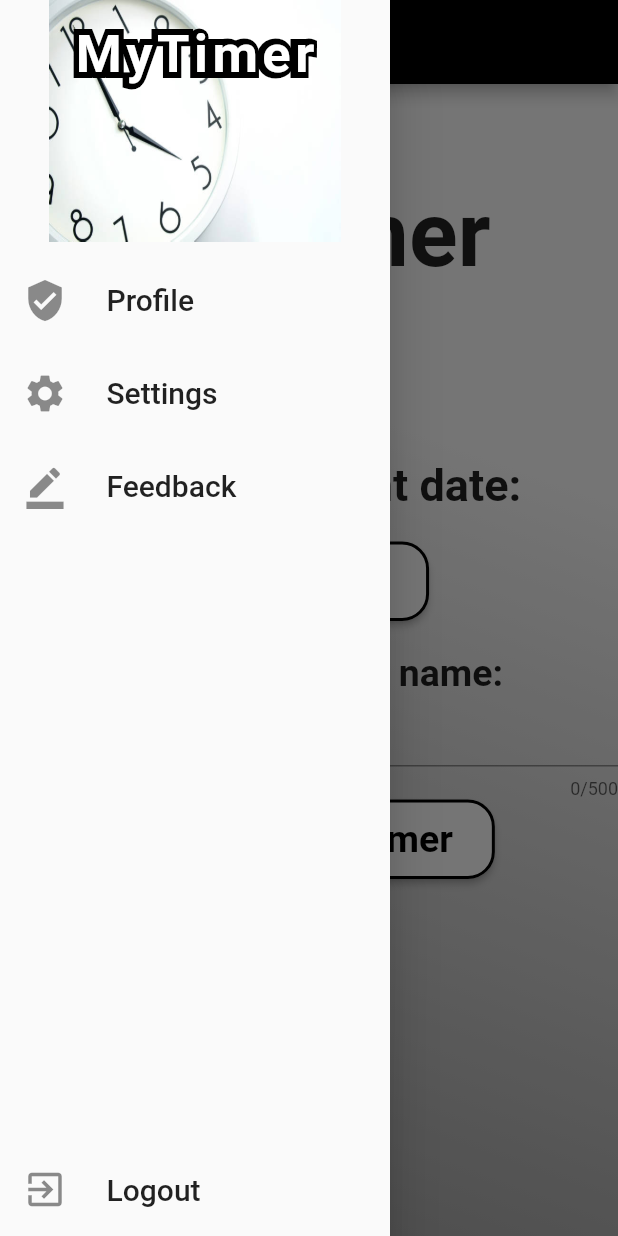
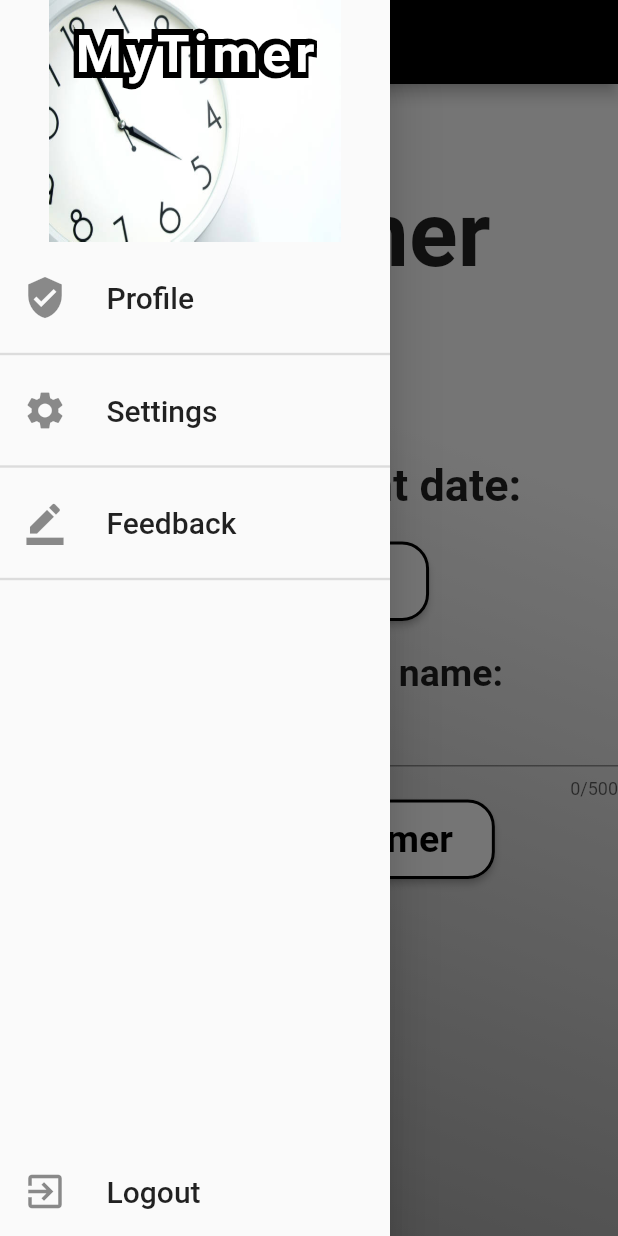
Before and after one commit to ortemmetro/CountDownTimer, a Flutter app: the screen it shows after launch, with the side drawer open, on a phone screen of 412 x 824 dp. Run offline on Flutter 3.47's test engine with Material 2 defaults, Android fonts, the phone set to English and light mode, and no system bars.

Commit message:
Added dividers in drawer

```diff
--- a/lib/main.dart
+++ b/lib/main.dart
@@ -420,34 +420,43 @@ class NavDrawer extends StatelessWidget {
             child: Column(
               children: <Widget>[
                 ListTile(
-                  contentPadding: EdgeInsets.fromLTRB(15, 3, 10, 3),
+                  contentPadding: EdgeInsets.fromLTRB(15, 1.5, 10, 1.5),
                   leading: Icon(
                     Icons.verified_user,
                     size: 30,
                   ),
                   title: Text('Profile', style: _drawerTextStyle),
                 ),
+                Divider(
+                  thickness: 1.6,
+                ),
                 ListTile(
-                  contentPadding: EdgeInsets.fromLTRB(15, 3, 10, 3),
+                  contentPadding: EdgeInsets.fromLTRB(15, 1.5, 10, 1.5),
                   leading: Icon(
                     Icons.settings,
                     size: 30,
                   ),
                   title: Text('Settings', style: _drawerTextStyle),
                 ),
+                Divider(
+                  thickness: 1.6,
+                ),
                 ListTile(
-                  contentPadding: EdgeInsets.fromLTRB(15, 3, 10, 3),
+                  contentPadding: EdgeInsets.fromLTRB(15, 1.5, 10, 1.5),
                   leading: Icon(
                     Icons.border_color,
                     size: 30,
                   ),
                   title: Text('Feedback', style: _drawerTextStyle),
                 ),
+                Divider(
+                  thickness: 1.6,
+                ),
                 Expanded(
                   child: Align(
                     alignment: FractionalOffset.bottomCenter,
                     child: ListTile(
-                      contentPadding: EdgeInsets.fromLTRB(15, 3, 10, 3),
+                      contentPadding: EdgeInsets.fromLTRB(15, 1.5, 10, 1.5),
                       leading: Icon(
                         Icons.exit_to_app,
                         size: 30,
```
